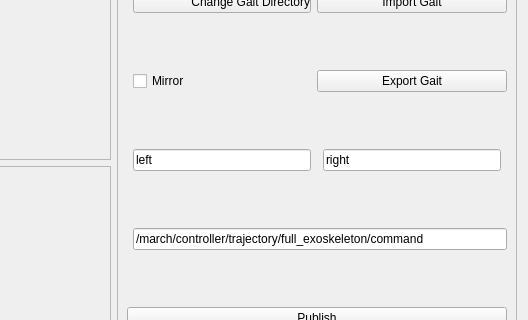
Qt form march_rqt_gait_generator/resource/gait_generator.ui (project-march/ProjectMarch) before a commit; both pictures show x 470 to 998 and y 316 to 636 of the 998 by 722 pixel window.
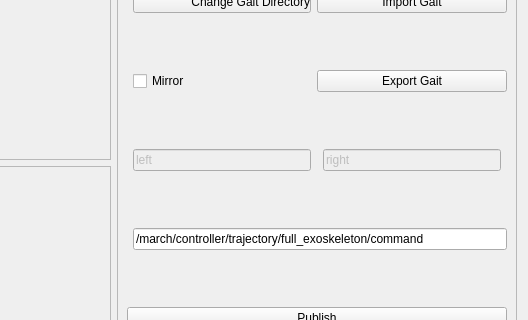
The same form after that commit.

Commit message: disable left right as default

The edit to the form file:
```diff
--- a/march_rqt_gait_generator/resource/gait_generator.ui
+++ b/march_rqt_gait_generator/resource/gait_generator.ui
@@ -305,6 +305,9 @@
       </item>
       <item row="2" column="2">
        <widget class="QLineEdit" name="Key1">
+        <property name="enabled">
+         <bool>false</bool>
+        </property>
         <property name="text">
          <string>left</string>
         </property>
@@ -312,6 +315,9 @@
       </item>
       <item row="2" column="4">
        <widget class="QLineEdit" name="Key2">
+        <property name="enabled">
+         <bool>false</bool>
+        </property>
         <property name="text">
          <string>right</string>
         </property>
```
